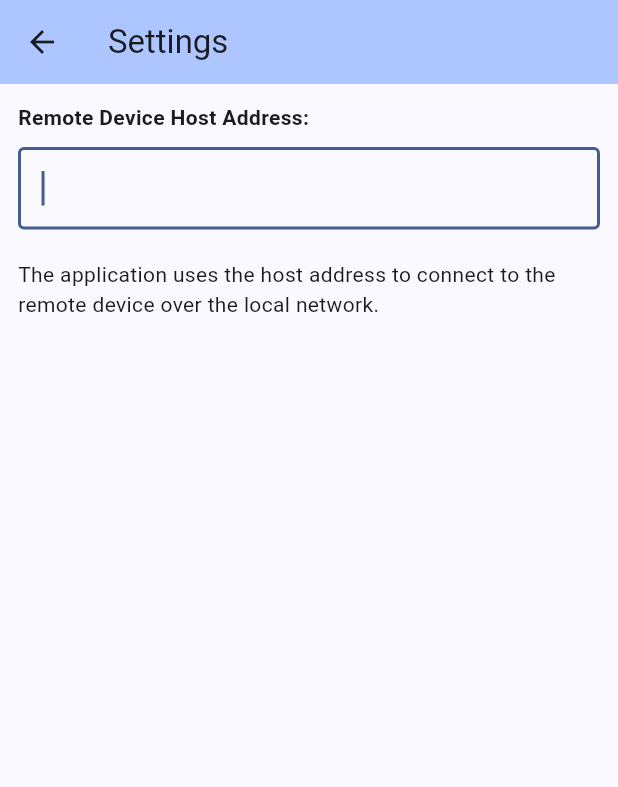
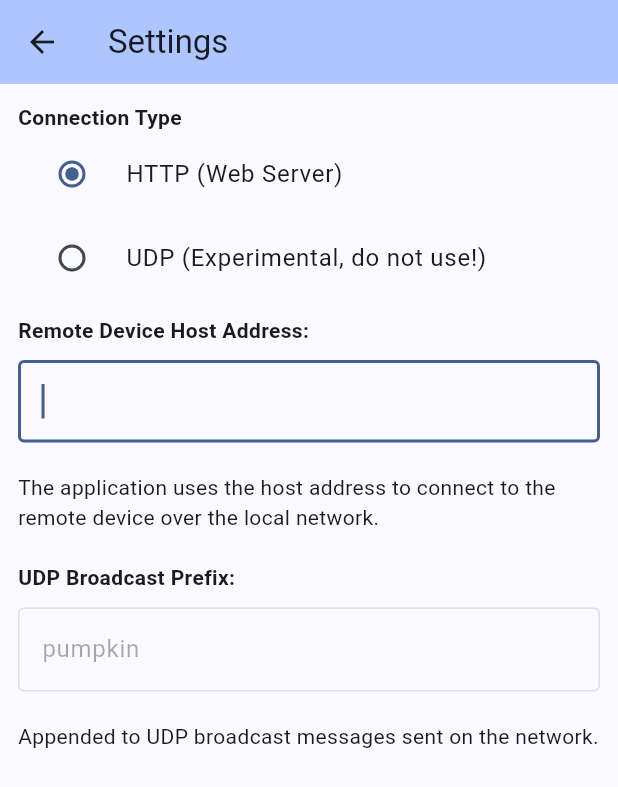
Before and after one commit to fumblystuff/pumpkin-controller-app-flutter, a Flutter app: the SettingsPage screen opened directly, on a phone screen of 412 x 824 dp. Shown: the top 787 px of the screen. Run offline on Flutter 3.47's test engine with Material 2 defaults, Android fonts, the phone set to English and light mode, and no system bars; our stand-ins replace dio, flutter_easyloading, fluttertoast, package_info_plus, shared_preferences; accounts and stored records are empty.

Commit message:
Updated Settings and Config
Added support for UDP connection method and UDP Broadcast prefix

```diff
--- a/lib/classes/config.dart
+++ b/lib/classes/config.dart
@@ -18,10 +18,12 @@ class Config with ChangeNotifier {
   factory Config() => _config;
 
   final hostAddressKey = 'HostAddress';
+  final broadcastPrefixKey = 'BroadcastPrefix';
 
   final Future<SharedPreferences> _prefs = SharedPreferences.getInstance();
 
   String _hostAddress = '';
+  String _broadcastPrefix = '';
 
   Config._internal() {
     log.fine('Config: _internal()');
@@ -35,18 +37,25 @@ class Config with ChangeNotifier {
     final SharedPreferences prefs = await _prefs;
 
     _hostAddress = prefs.getString(hostAddressKey) ?? '';
-    // log.info('Config: Data loaded');
+    _broadcastPrefix = prefs.getString(broadcastPrefixKey) ?? '';
   }
 
   String get hostAddress {
-    // log.fine('Config: Get hostAddress');
     return _hostAddress;
   }
 
   set hostAddress(String hostAddress) {
-    // log.fine('Config: Set host address ($hostAddress)');
     _hostAddress = hostAddress;
     _saveString(hostAddressKey, hostAddress);
+  }
+
+  String get broadcastPrefix {
+    return _broadcastPrefix;
+  }
+
+  set broadcastPrefix(String broadcastPrefix) {
+    _broadcastPrefix = broadcastPrefix;
+    _saveString(broadcastPrefixKey, broadcastPrefix);
   }
 
   _saveString(String key, String value, {bool hideValue = false}) async {
--- a/lib/pages/settings_page.dart
+++ b/lib/pages/settings_page.dart
@@ -2,9 +2,12 @@ import 'package:flutter/material.dart';
 
 import '../classes/config.dart';
 
-final Config config = Config();
+enum ConnectionMethod { http, udp }
 
 const TextStyle boldStyle = TextStyle(fontWeight: FontWeight.bold);
+
+final Config config = Config();
+ConnectionMethod? _connection;
 
 class SettingsPage extends StatefulWidget {
   const SettingsPage({Key? key}) : super(key: key);
@@ -16,11 +19,19 @@ class SettingsPage extends StatefulWidget {
 class _SettingsState extends State<SettingsPage>
     with SingleTickerProviderStateMixin {
   static late TextEditingController hostAddressController;
+  static late TextEditingController broadcastPrefixController;
+
   String _hostAddress = '';
+  String _broadcastPrefix = 'pumpkin';
 
   void updateHostAddress(String value) {
     setState(() => _hostAddress = value.trim());
     config.hostAddress = value.trim();
+  }
+
+  void updateBroadcastPrefix(String value) {
+    setState(() => _broadcastPrefix = value.trim());
+    config.broadcastPrefix = value.trim();
   }
 
   @override
@@ -28,9 +39,10 @@ class _SettingsState extends State<SettingsPage>
     super.initState();
     // Populate the Access Token variable
     _hostAddress = config.hostAddress;
-
+    _connection = ConnectionMethod.http;
     // Then populate the input field with the value
     hostAddressController = TextEditingController(text: _hostAddress);
+    broadcastPrefixController = TextEditingController(text: _broadcastPrefix);
   }
 
   @override
@@ -49,12 +61,42 @@ class _SettingsState extends State<SettingsPage>
       body: SafeArea(
         child: ListView(padding: const EdgeInsets.all(12.0), children: [
           const Text(
+            'Connection Type',
+            style: boldStyle,
+          ),
+          Column(
+            children: [
+              RadioListTile<ConnectionMethod>(
+                title: const Text('HTTP (Web Server)'),
+                value: ConnectionMethod.http,
+                groupValue: _connection,
+                onChanged: (ConnectionMethod? value) {
+                  setState(() {
+                    _connection = value;
+                  });
+                },
+              ),
+              RadioListTile<ConnectionMethod>(
+                title: const Text('UDP (Experimental, do not use!)'),
+                value: ConnectionMethod.udp,
+                groupValue: _connection,
+                onChanged: (ConnectionMethod? value) {
+                  setState(() {
+                    _connection = value;
+                  });
+                },
+              ),
+            ],
+          ),
+          const SizedBox(height: 10),
+          const Text(
             'Remote Device Host Address:',
             style: boldStyle,
           ),
           const SizedBox(height: 10),
           TextField(
             autofocus: true,
+            enabled: _connection == ConnectionMethod.http,
             decoration: const InputDecoration(
               border: OutlineInputBorder(),
             ),
@@ -66,7 +108,27 @@ class _SettingsState extends State<SettingsPage>
           ),
           const SizedBox(height: 20),
           const Text('The application uses the host address to connect '
-              'to the remote device over the local network.')
+              'to the remote device over the local network.'),
+          const SizedBox(height: 20),
+          const Text(
+            'UDP Broadcast Prefix:',
+            style: boldStyle,
+          ),
+          const SizedBox(height: 10),
+          TextField(
+            autofocus: true,
+            enabled: _connection == ConnectionMethod.udp,
+            decoration: const InputDecoration(
+              border: OutlineInputBorder(),
+            ),
+            onChanged: updateBroadcastPrefix,
+            controller: broadcastPrefixController,
+            // style: const TextStyle(fontFamily: 'Roboto Mono', fontSize: 15),
+            keyboardType: TextInputType.multiline,
+            maxLines: null,
+          ),
+          const SizedBox(height: 20),
+          const Text('Appended to UDP broadcast messages sent on the network.')
         ]),
       ),
     );
```
